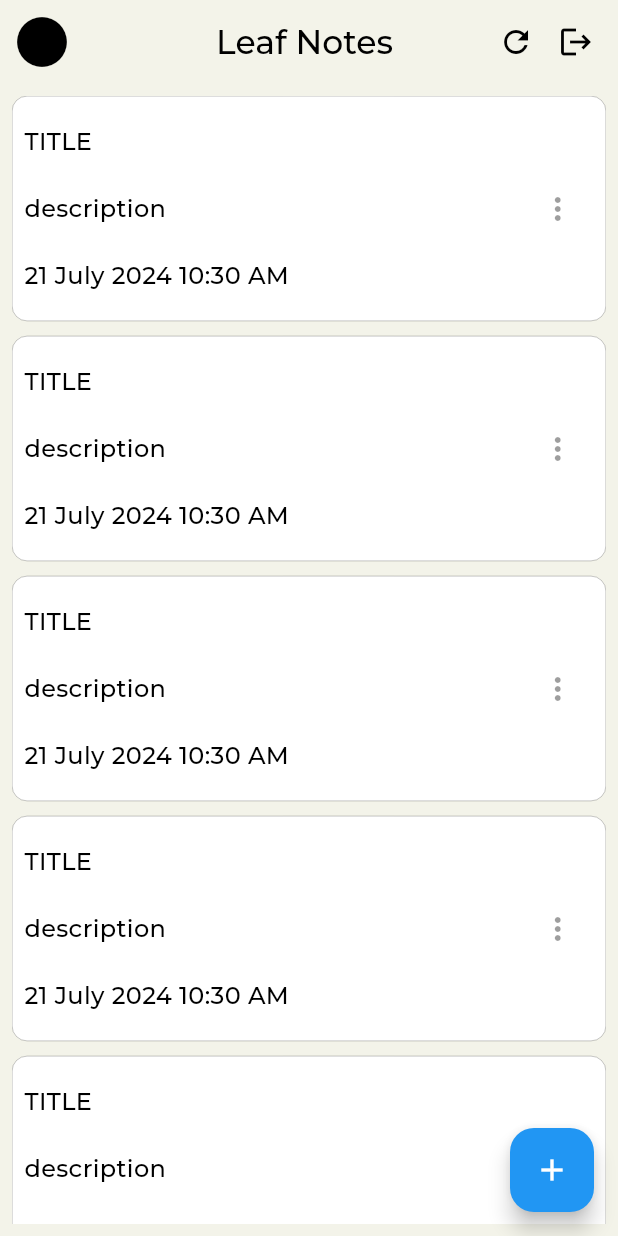
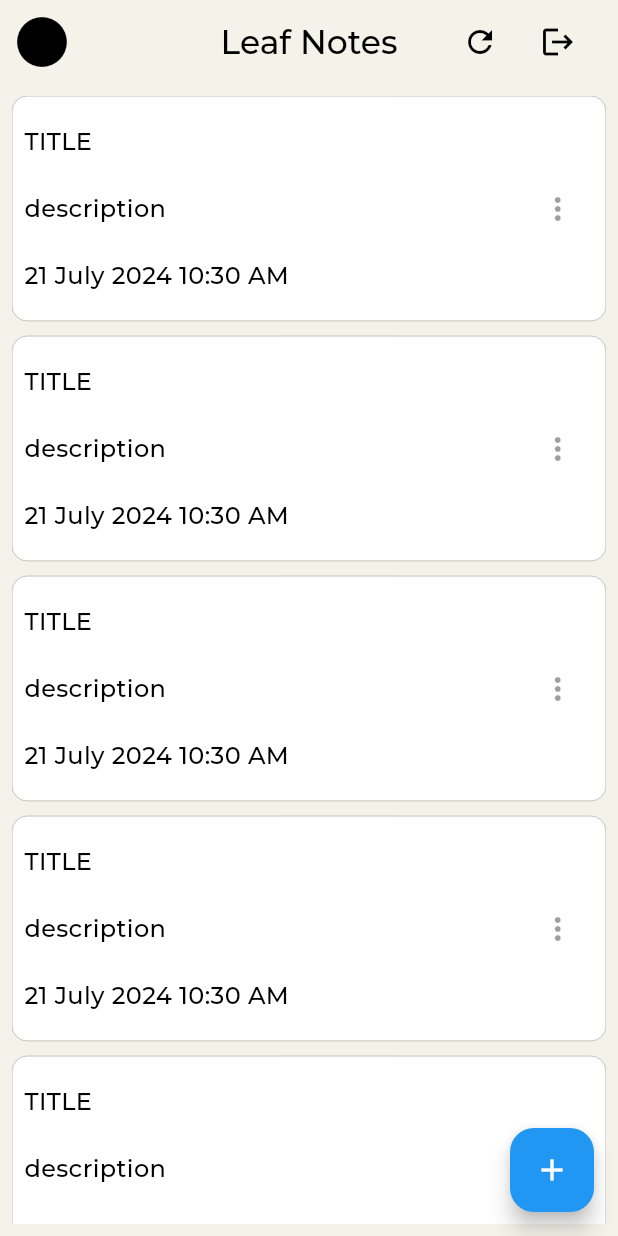
Before and after one commit to Varun-s-Apps/LeafNotes, a Flutter app: the HomePage screen opened directly with empty values, on a phone screen of 412 x 824 dp. Run offline on Flutter 3.47's test engine with Material 3 defaults, Android fonts, the light colour scheme and no system bars; our stand-ins replace bloc, equatable, flutter_bloc, shared_preferences; accounts and stored records are empty; project files that could hold a hidden picture were left out.

Commit message:
logout feature added

```diff
--- a/LeafNotes_Flutter/leaf_notes/lib/ui/home_page.dart
+++ b/LeafNotes_Flutter/leaf_notes/lib/ui/home_page.dart
@@ -1,5 +1,7 @@
 import 'package:flutter/material.dart';
+import 'package:flutter_bloc/flutter_bloc.dart';
 import 'package:intl/intl.dart';
+import 'package:leaf_notes/cubit/auth/auth_cubit.dart';
 import 'package:leaf_notes/router/page_const.dart';
 import 'package:leaf_notes/ui/widgets/common/d_gap.dart';
 import 'package:leaf_notes/utils/constants/colors.dart';
@@ -7,10 +9,11 @@ import 'package:leaf_notes/utils/constants/sizes.dart';
 
 class HomePage extends StatelessWidget {
   final String uid;
-  const HomePage({super.key,required this.uid} );
+  const HomePage({super.key, required this.uid});
 
   @override
   Widget build(BuildContext context) {
+    print(uid);
     return Scaffold(
       floatingActionButton: FloatingActionButton(
         child: Icon(Icons.add),
@@ -20,18 +23,25 @@ class HomePage extends StatelessWidget {
       ),
       appBar: AppBar(
         leading: IconButton(
+          onPressed: () {
+            Navigator.pushNamed(context, PageConstants.profilePage);
+          },
+          icon: const Icon(Icons.circle_rounded),
+          iconSize: 40,
+        ),
+        // backgroundColor:theme.of,
+        title: Text("Leaf Notes"),
+        centerTitle: true,
+        actions: [
+          Icon(Icons.refresh),
+          SizedBox(width: dPadding * 2),
+          IconButton(
+            icon: Icon(Icons.logout),
             onPressed: () {
-              Navigator.pushNamed(context, PageConstants.profilePage);
+              context.read<AuthCubit>().loggedOut();
             },
-            icon: const Icon(Icons.circle_rounded), iconSize: 40,),
-        // backgroundColor:theme.of,
-        title: Text("Leaf Notes $uid"),
-        centerTitle: true,
-        actions: const [
-          Icon(Icons.refresh),
-          SizedBox(width: dPadding*2),
-          Icon(Icons.logout),
-          SizedBox(width: dPadding*2),
+          ),
+          SizedBox(width: dPadding * 2),
         ],
       ),
       body: Padding(
```
Also changed, not shown: 10 other files.
